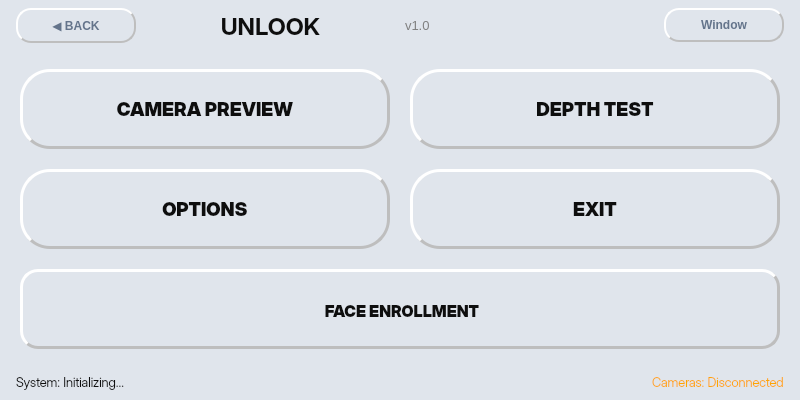
Qt form src/gui/ui/main_window.ui (SupernovaIndustries/unlook-standalone) before a commit.
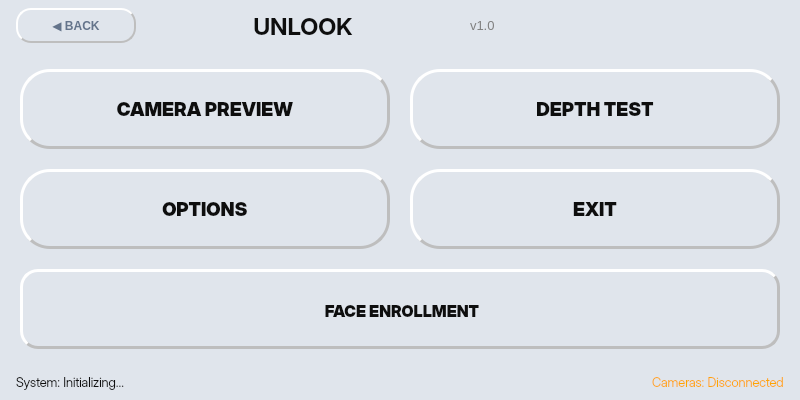
The same form after that commit.

Commit message: GUI: Remove Window button and disable exit confirmation popup

```diff
--- a/src/gui/ui/main_window.ui
+++ b/src/gui/ui/main_window.ui
@@ -162,56 +162,6 @@
         </property>
        </widget>
       </item>
-      <item>
-       <widget class="QPushButton" name="fullscreen_toggle_button">
-        <property name="maximumSize">
-         <size>
-          <width>120</width>
-          <height>16777215</height>
-         </size>
-        </property>
-        <property name="styleSheet">
-         <string notr="true">/* Pure Neomorphism - Neutral Subtle */
-QPushButton#fullscreen_toggle_button {
-    background: qlineargradient(spread:pad, x1:0, y1:0, x2:1, y2:1,
-        stop:0 #f0f0f0,
-        stop:1 #cacaca);
-    color: #64748b;
-    border: none;
-    border-radius: 15px;
-    padding: 8px 16px;
-    font-weight: 600;
-    /* Subtle shadow */
-    border-left: 2px solid #ffffff;
-    border-top: 2px solid #ffffff;
-    border-right: 2px solid #bebebe;
-    border-bottom: 2px solid #bebebe;
-}
-
-QPushButton#fullscreen_toggle_button:hover {
-    background: qlineargradient(spread:pad, x1:0, y1:0, x2:1, y2:1,
-        stop:0 #f5f5f5,
-        stop:1 #d0d0d0);
-    color: #475569;
-}
-
-QPushButton#fullscreen_toggle_button:pressed {
-    background: qlineargradient(spread:pad, x1:0, y1:0, x2:1, y2:1,
-        stop:0 #cacaca,
-        stop:1 #e5e5e5);
-    /* Inverted shadow */
-    border-left: 2px solid #bebebe;
-    border-top: 2px solid #bebebe;
-    border-right: 2px solid #ffffff;
-    border-bottom: 2px solid #ffffff;
-    padding: 9px 15px 7px 17px;
-}</string>
-        </property>
-        <property name="text">
-         <string>Window</string>
-        </property>
-       </widget>
-      </item>
      </layout>
     </item>
     <item>
```
The commit also changes 1 other file.
